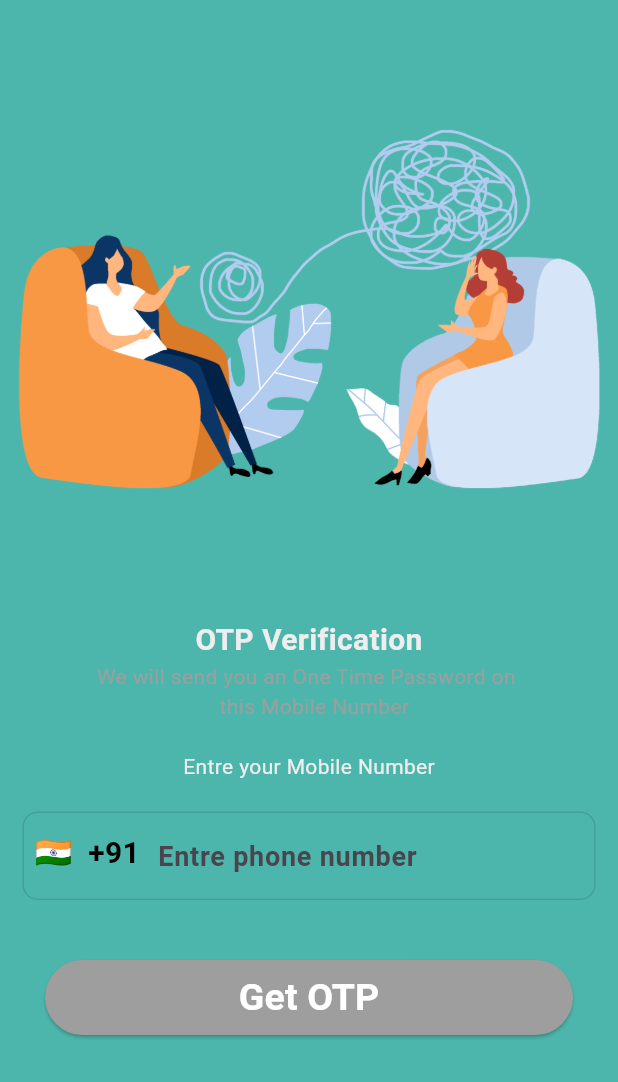
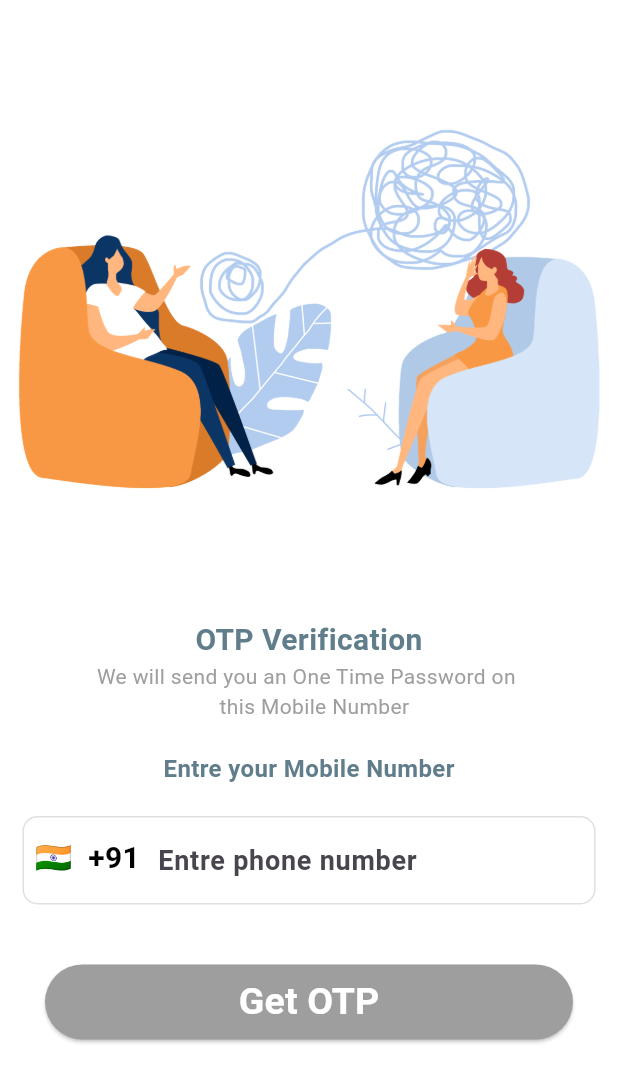
Before and after one commit to khush1yaaar/TakeCare, a Flutter app: the screen it shows after launch, after a tap on an icon or button, on a phone screen of 412 x 824 dp. Shown: the top 1082 px of the screen. Run offline on Flutter 3.47's test engine with Material 3 defaults, Android fonts, the phone set to English and light mode, and no system bars; our stand-ins replace camera, cloud_firestore, country_picker, curved_navigation_bar, dots_indicator, firebase_auth and 7 more; accounts and stored records are empty.

Commit message:
updated UI elements of auth screens

```diff
--- a/lib/provider/auth_provider.dart
+++ b/lib/provider/auth_provider.dart
@@ -7,7 +7,7 @@ import 'package:flutter/cupertino.dart';
 import 'package:flutter/material.dart';
 import 'package:shared_preferences/shared_preferences.dart';
 import 'package:takecare/models/user_model.dart';
-import 'package:takecare/screens/get_started.dart';
+import 'package:takecare/screens/auth_screens/get_started.dart';
 import 'package:takecare/screens/auth_screens/otp_screen.dart';
 import 'package:takecare/widgets/utils.dart';
 
--- a/lib/screens/get_started.dart
+++ b/lib/screens/auth_screens/get_started.dart
@@ -4,7 +4,6 @@ import 'package:provider/provider.dart';
 import 'package:takecare/provider/auth_provider.dart';
 import 'package:takecare/screens/bottom_nav_screens/home_screen.dart';
 import 'package:takecare/screens/auth_screens/login_screen.dart';
-
 
 class GetStartedScreen extends StatefulWidget {
   static String id = 'getstarted-screen';
@@ -55,7 +54,10 @@ class _GetStartedScreenState extends State<GetStartedScreen> {
 
   @override
   Widget build(BuildContext context) {
+    final theme = Theme.of(context);
+
     return Scaffold(
+      backgroundColor: Colors.white,
       body: Column(
         children: [
           Expanded(
@@ -82,34 +84,40 @@ class _GetStartedScreenState extends State<GetStartedScreen> {
               activeShape: RoundedRectangleBorder(
                 borderRadius: BorderRadius.circular(5.0),
               ),
-              activeColor: Colors.blue.shade300,
+              activeColor: theme.scaffoldBackgroundColor,
             ),
           ),
           const SizedBox(height: 50),
-          const Text('Ready to feel better?',style: TextStyle(color: Colors.grey,fontSize: 15),),
+          const Text(
+            'Ready to feel better?',
+            style: TextStyle(color: Colors.blueGrey, fontSize: 15),
+          ),
           const SizedBox(height: 20),
           ElevatedButton.icon(
-            style: ElevatedButton.styleFrom(backgroundColor: Colors.blue.shade300),
+            style:
+                ElevatedButton.styleFrom(backgroundColor: theme.scaffoldBackgroundColor),
             onPressed: () async {
               // await isSignedIn() ?
               //   Navigator.pushReplacement(
               //     context,
               //     MaterialPageRoute(builder: (context)=> const BottomNavBar())):
-                Navigator.pushReplacement(
-                  context,
-                  MaterialPageRoute(builder: (context)=> const LoginScreen()));
+              Navigator.pushReplacement(context,
+                  MaterialPageRoute(builder: (context) => const LoginScreen()));
             },
-            icon: const Icon(Icons.phone,color: Colors.black,),
-            label: RichText(text:
-            const TextSpan(
+            icon: const Icon(
+              Icons.phone,
+              color: Colors.black,
+            ),
+            label: RichText(
+                text: const TextSpan(
                     style: TextStyle(color: Colors.black),
                     children: [
                   TextSpan(text: 'Sign in with '),
-                TextSpan(text: 'Phone Number',style: TextStyle(fontWeight: FontWeight.bold)),
-              ]
-            )),
+                  TextSpan(
+                      text: 'Phone Number',
+                      style: TextStyle(fontWeight: FontWeight.bold)),
+                ])),
           ),
-
           const SizedBox(height: 40),
           const SizedBox(height: 50),
         ],
@@ -122,21 +130,20 @@ class _GetStartedScreenState extends State<GetStartedScreen> {
   // }
 
   void navigateToNextScreen() async {
-    final isUserLoggedIn = await Provider.of<AuthProvider>(context, listen: false).checkLoggedIn();
+    final isUserLoggedIn =
+        await Provider.of<AuthProvider>(context, listen: false).checkLoggedIn();
     if (isUserLoggedIn) {
       Navigator.pushReplacement(
           context,
           MaterialPageRoute(
-          builder: (context)=> const HomeScreen(),
-        )
-      );
+            builder: (context) => const HomeScreen(),
+          ));
     } else {
       Navigator.pushReplacement(
           context,
           MaterialPageRoute(
-          builder: (context)=> const LoginScreen(),
-        )
-      );
+            builder: (context) => const LoginScreen(),
+          ));
     }
   }
 }
@@ -162,6 +169,7 @@ class PageContent extends StatelessWidget {
           style: const TextStyle(
             fontSize: 20,
             fontWeight: FontWeight.w700,
+            color: Colors.blueGrey
           ),
           textAlign: TextAlign.center,
         ),
--- a/lib/screens/auth_screens/login_screen.dart
+++ b/lib/screens/auth_screens/login_screen.dart
@@ -12,7 +12,6 @@ class LoginScreen extends StatefulWidget {
 }
 
 class _LoginScreenState extends State<LoginScreen> {
-
   final TextEditingController phoneController = TextEditingController();
   Country selectedCountry = Country(
       phoneCode: '91',
@@ -34,70 +33,95 @@ class _LoginScreenState extends State<LoginScreen> {
 
   @override
   Widget build(BuildContext context) {
+    final theme = Theme.of(context);
+
     phoneController.selection = TextSelection.fromPosition(
       TextPosition(offset: phoneController.text.length),
     );
 
     return Scaffold(
+      backgroundColor: Colors.white,
       body: SingleChildScrollView(
         child: Column(
           children: [
             Image.asset('lib/images/therapy.png'),
-            const Text('OTP Verification',style: TextStyle(fontSize: 20,fontWeight: FontWeight.bold),),
-            const Text('We will send you an One Time Password on \n                      this Mobile Number',style: TextStyle(color: Colors.grey),),
+            const Text(
+              'OTP Verification',
+              style: TextStyle(
+                  fontSize: 20,
+                  fontWeight: FontWeight.bold,
+                  color: Colors.blueGrey),
+            ),
+            const Text(
+              'We will send you an One Time Password on \n                      this Mobile Number',
+              style: TextStyle(color: Colors.grey),
+            ),
             const SizedBox(
               height: 20,
             ),
-            const Text('Entre your Mobile Number'),
+            const Text(
+              'Entre your Mobile Number',
+              style: TextStyle(
+                fontSize: 16,
+                fontWeight: FontWeight.bold,
+                color: Colors.blueGrey, // Updated color here
+              ),
+            ),
             const SizedBox(
               height: 20,
             ),
             Padding(
-              padding: const EdgeInsets.only(left: 15,right: 15),
+              padding: const EdgeInsets.only(left: 15, right: 15),
               child: TextFormField(
-                cursorColor: Colors.blue.shade100,
+                cursorColor: theme.scaffoldBackgroundColor,
                 controller: phoneController,
-                onChanged: (value){
+                onChanged: (value) {
                   setState(() {
                     phoneController.text = value;
                   });
                 },
-                style: TextStyle(fontWeight: FontWeight.bold,fontSize: 18),
+                style: TextStyle(fontWeight: FontWeight.w700, fontSize: 18, color: Colors.black),
                 decoration: InputDecoration(
                   hintText: 'Entre phone number',
                   enabledBorder: OutlineInputBorder(
                       borderRadius: BorderRadius.circular(10),
-                    borderSide: const BorderSide(color: Colors.black12)
-                  ),
+                      borderSide: const BorderSide(color: Colors.black12)),
                   focusedBorder: OutlineInputBorder(
                       borderRadius: BorderRadius.circular(10),
-                    borderSide: const BorderSide(color: Colors.black)
-                  ),
+                      borderSide: const BorderSide(color: Colors.black)),
                   prefixIcon: Container(
                     child: Padding(
                       padding: const EdgeInsets.all(8.0),
                       child: InkWell(
-                        onTap: (){
+                        onTap: () {
                           showCountryPicker(
                               context: context,
                               countryListTheme: const CountryListThemeData(
                                   bottomSheetHeight: 500),
-                            onSelect: (value){
+                              onSelect: (value) {
                                 setState(() {
                                   selectedCountry = value;
                                 });
                               });
                         },
-                        child: Text("${selectedCountry.flagEmoji}  +${selectedCountry.phoneCode}",
+                        child: Text(
+                          "${selectedCountry.flagEmoji}  +${selectedCountry.phoneCode}",
                           style: const TextStyle(
                             fontSize: 20,
                             color: Colors.black,
                             fontWeight: FontWeight.bold,
-                          ),),
                           ),
                         ),
                       ),
-                  suffixIcon: phoneController.text.length == 10? const Icon(Icons.done,color: Colors.green,size: 30,):null,
+                    ),
+                  ),
+                  suffixIcon: phoneController.text.length == 10
+                      ? const Icon(
+                          Icons.done,
+                          color: Colors.green,
+                          size: 30,
+                        )
+                      : null,
                 ),
               ),
             ),
@@ -105,14 +129,14 @@ class _LoginScreenState extends State<LoginScreen> {
               height: 40,
             ),
             Padding(
-              padding: const EdgeInsets.only(left: 30,right: 30),
+              padding: const EdgeInsets.only(left: 30, right: 30),
               child: SizedBox(
                 width: double.infinity,
                 height: 50,
                 child: ElevatedButton(
-                          onPressed: () async{
+                  onPressed: () async {
                     //final ap = Provider.of<AuthProvider>(context,listen: false);
-                            if(phoneController.text.length == 10){
+                    if (phoneController.text.length == 10) {
                       //storeData();
                       _showLoadingDialog(context);
                       sendPhoneNumber();
@@ -120,17 +144,22 @@ class _LoginScreenState extends State<LoginScreen> {
                     }
                   },
                   style: ButtonStyle(
-                          foregroundColor: MaterialStateProperty.all<Color>(Colors.white),
-                          backgroundColor: phoneController.text.length == 10? MaterialStateProperty.all<Color>(Colors.blue.shade100): MaterialStateProperty.all<Color>(Colors.grey),
-                          shape: MaterialStateProperty.all<RoundedRectangleBorder>(RoundedRectangleBorder(
+                    foregroundColor:
+                        WidgetStateProperty.all<Color>(Colors.white),
+                    backgroundColor: phoneController.text.length == 10
+                        ? WidgetStateProperty.all<Color>(
+                            theme.scaffoldBackgroundColor)
+                        : WidgetStateProperty.all<Color>(Colors.grey),
+                    shape: WidgetStateProperty.all<RoundedRectangleBorder>(
+                      RoundedRectangleBorder(
                         borderRadius: BorderRadius.circular(25.0),
-                            ),),
                       ),
-                          child: const Text(
-                            'Get OTP',
-                            style: TextStyle(
-                              fontSize: 25,
-                              fontWeight: FontWeight.bold)),),
+                    ),
+                  ),
+                  child: const Text('Get OTP',
+                      style:
+                          TextStyle(fontSize: 25, fontWeight: FontWeight.bold)),
+                ),
               ),
             )
           ],
@@ -138,10 +167,11 @@ class _LoginScreenState extends State<LoginScreen> {
       ),
     );
   }
-  void sendPhoneNumber(){
-    final ap = Provider.of<AuthProvider>(context,listen: false);
+
+  void sendPhoneNumber() {
+    final ap = Provider.of<AuthProvider>(context, listen: false);
     String phoneNumber = phoneController.text.trim();
-    ap.signInWithPhone(context,"+91$phoneNumber");
+    ap.signInWithPhone(context, "+91$phoneNumber");
   }
 
   void _showLoadingDialog(BuildContext context) {
--- a/lib/screens/auth_screens/otp_screen.dart
+++ b/lib/screens/auth_screens/otp_screen.dart
@@ -20,12 +20,15 @@ class _OtpScreenState extends State<OtpScreen> {
 
   @override
   Widget build(BuildContext context) {
+    final theme = Theme.of(context);
+
     final isLoading = Provider.of<AuthProvider>(context, listen: true).isLoading;
     return Scaffold(
+      backgroundColor: Colors.white,
       body: isLoading
           ? Center(
               child: CircularProgressIndicator(
-                color: Colors.blue.shade400,
+                color: theme.scaffoldBackgroundColor,
               ),
             )
           : Center(
@@ -35,7 +38,7 @@ class _OtpScreenState extends State<OtpScreen> {
                     Image.asset('lib/images/teen_image.png'),
                     const Text(
                       'OTP Verification',
-                      style: TextStyle(fontSize: 20, fontWeight: FontWeight.bold),
+                      style: TextStyle(fontSize: 20, fontWeight: FontWeight.bold, color: Colors.blueGrey),
                     ),
                     const SizedBox(
                       height: 40,
@@ -55,8 +58,8 @@ class _OtpScreenState extends State<OtpScreen> {
                           height: 50,
                           decoration: BoxDecoration(
                               borderRadius: BorderRadius.circular(10),
-                              border: Border.all(color: Colors.blue.shade300)),
-                          textStyle: const TextStyle(fontSize: 28)),
+                              border: Border.all(color: theme.scaffoldBackgroundColor)),
+                          textStyle: const TextStyle(fontSize: 28, color: Colors.black)),
                       onCompleted: (value) {
                         setState(() {
                           otpcode = value;
@@ -90,11 +93,15 @@ class _OtpScreenState extends State<OtpScreen> {
                           }
                         },
                         style: ButtonStyle(
-                          foregroundColor: MaterialStateProperty.all<Color>(Colors.white),
-                          backgroundColor: MaterialStateProperty.all<Color>(
-                            Colors.blue.shade300,
+                          foregroundColor: WidgetStateProperty.all<Color>(Colors.white),
+                          backgroundColor: otpcode != null && otpcode!.length == 6 ?
+                          WidgetStateProperty.all<Color>(
+                            theme.scaffoldBackgroundColor,
+                          ) :
+                          WidgetStateProperty.all<Color>(
+                            Colors.blueGrey,
                           ),
-                          shape: MaterialStateProperty.all<RoundedRectangleBorder>(
+                          shape: WidgetStateProperty.all<RoundedRectangleBorder>(
                             RoundedRectangleBorder(
                               borderRadius: BorderRadius.circular(25.0),
                             ),
--- a/lib/screens/bottom_nav_screens/chat_screen.dart
+++ b/lib/screens/bottom_nav_screens/chat_screen.dart
@@ -18,9 +18,8 @@ class _ChatScreenState extends State<ChatScreen> {
   final TextEditingController _userInput = TextEditingController();
   final ScrollController _scrollController = ScrollController();
   late String apiKey;
-  // final GenerativeModel model;
-  // final model = GenerativeModel(model: 'gemini-pro', apiKey: apiKey);
   late GenerativeModel model;
+
   @override
   void initState() {
     super.initState();
--- a/lib/screens/bottom_nav_screens/profile_screen.dart
+++ b/lib/screens/bottom_nav_screens/profile_screen.dart
@@ -76,7 +76,6 @@ class _ProfileScreen extends State<ProfileScreen> {
 
   @override
   Widget build(BuildContext context) {
-
     final theme = Theme.of(context);
 
     return Scaffold(
--- a/lib/screens/splash_screen.dart
+++ b/lib/screens/splash_screen.dart
@@ -4,7 +4,7 @@ import 'package:flutter/physics.dart';
 import 'package:provider/provider.dart';
 import 'package:takecare/provider/auth_provider.dart';
 import 'package:takecare/screens/bottom_nav_screens/bottom_nav.dart';
-import 'package:takecare/screens/get_started.dart';
+import 'package:takecare/screens/auth_screens/get_started.dart';
 
 
 class SplashScreen extends StatefulWidget {
--- a/lib/theme/themes.dart
+++ b/lib/theme/themes.dart
@@ -1,44 +1,42 @@
 import 'package:flutter/material.dart';
 
-// Creating an instance of CustomTheme to manage the theme state.
 CustomTheme currentTheme = CustomTheme();
 
-// CustomTheme class to handle theme toggling and state management.
 class CustomTheme with ChangeNotifier {
-  // A static boolean to track the current theme (true for dark, false for light).
   static bool isDarkTheme = true;
 
-  // Getter to return the current theme mode based on isDarkTheme.
   ThemeMode get currentTheme => isDarkTheme ? ThemeMode.dark : ThemeMode.light;
 
-  // Method to toggle the theme and notify listeners.
   void toggleTheme() {
-    isDarkTheme = !isDarkTheme; // Toggle the boolean value.
-    notifyListeners(); // Notify listeners about the change.
+    isDarkTheme = !isDarkTheme;
+    notifyListeners();
   }
 
-  // Getter to return the light theme data.
   static ThemeData get lightTheme {
     return ThemeData(
-      primaryColor: Colors.teal.shade100, // Dominant color: Slightly dark blue.
-      scaffoldBackgroundColor: Colors.teal.shade100, // Secondary color: White.
+      primaryColor: Colors.teal.shade100,
+      scaffoldBackgroundColor: Colors.teal.shade100,
 
-      // AppBar theme settings for the light theme.
       appBarTheme: AppBarTheme(
-        backgroundColor: Colors.teal.shade300, // Dominant color: Slightly dark blue.
-        titleTextStyle: TextStyle(color: Colors.teal.shade100), // Text style: Secondary color.
-        iconTheme: IconThemeData(color: Colors.teal.shade100), // Icon theme: Secondary color.
+        backgroundColor:
+            Colors.teal.shade300, // Dominant color: Slightly dark blue.
+        titleTextStyle: TextStyle(
+            color: Colors.teal.shade100), // Text style: Secondary color.
+        iconTheme: IconThemeData(
+            color: Colors.teal.shade100), // Icon theme: Secondary color.
       ),
 
       // Text theme settings for the light theme.
       textTheme: TextTheme(
         displayLarge: TextStyle(color: Colors.grey.shade800), // Dominant color.
-        displayMedium: TextStyle(color: Colors.grey.shade800), // Dominant color.
+        displayMedium:
+            TextStyle(color: Colors.grey.shade800), // Dominant color.
         displaySmall: TextStyle(color: Colors.grey.shade800), // Dominant color.
         headlineLarge: TextStyle(color: Colors.teal.shade100), // Accent color.
         headlineMedium: TextStyle(color: Colors.teal.shade100), // Accent color.
         headlineSmall: TextStyle(color: Colors.teal.shade100), // Accent color.
-        bodyLarge: TextStyle(color: Colors.grey.shade800), // Neutral for better contrast.
+        bodyLarge: TextStyle(
+            color: Colors.grey.shade800), // Neutral for better contrast.
         bodyMedium: TextStyle(color: Colors.grey.shade800), // Neutral.
         bodySmall: TextStyle(color: Colors.grey.shade800), // Neutral.
       ),
@@ -48,29 +46,36 @@ class CustomTheme with ChangeNotifier {
   // Getter to return the dark theme data.
   static ThemeData get darkTheme {
     return ThemeData(
-      primaryColor: Colors.blueGrey.shade800, // Dominant color: Slightly dark blue.
-      scaffoldBackgroundColor: Colors.teal.shade300, // Secondary color: Dark grey.
+      primaryColor:
+          Colors.blueGrey.shade800, // Dominant color: Slightly dark blue.
+      scaffoldBackgroundColor:
+          Colors.teal.shade300, // Secondary color: Dark grey.
 
       // AppBar theme settings for the dark theme.
       appBarTheme: const AppBarTheme(
-        backgroundColor:  Color(0xFF424242), // Dominant color.
-        titleTextStyle: TextStyle(color: Color(0xFFEEEEEE),), // Accent color.
+        backgroundColor: Color(0xFF424242), // Dominant color.
+        titleTextStyle: TextStyle(
+          color: Color(0xFFEEEEEE),
+        ), // Accent color.
         iconTheme: IconThemeData(color: Color(0xFF424242)), // Accent color.
       ),
 
       // Text theme settings for the dark theme.
       textTheme: TextTheme(
-        displayLarge: const TextStyle(color: Color(0xFF424242)), // Dominant color.
-        displayMedium: const TextStyle(color: Color(0xFF424242)), // Dominant color.
-        displaySmall: const TextStyle(color: Color(0xFF424242)), // Dominant color.
+        displayLarge:
+            const TextStyle(color: Color(0xFF424242)), // Dominant color.
+        displayMedium:
+            const TextStyle(color: Color(0xFF424242)), // Dominant color.
+        displaySmall:
+            const TextStyle(color: Color(0xFF424242)), // Dominant color.
         headlineLarge: TextStyle(color: Colors.teal.shade300), // Accent color.
         headlineMedium: TextStyle(color: Colors.teal.shade300), // Accent color.
         headlineSmall: TextStyle(color: Colors.teal.shade300), // Accent color.
-        bodyLarge: TextStyle(color: Colors.grey.shade300), // Neutral for better contrast.
+        bodyLarge: TextStyle(
+            color: Colors.grey.shade300), // Neutral for better contrast.
         bodyMedium: TextStyle(color: Colors.grey.shade200), // Neutral.
         bodySmall: TextStyle(color: Colors.grey.shade50), // Neutral.
       ),
-
     );
   }
 }
```
Also changed, not shown: lib/screens/bottom_nav_screens/home_screen.dart (+0 -9 lines). Lines whose indentation alone changed are shown as unchanged.
